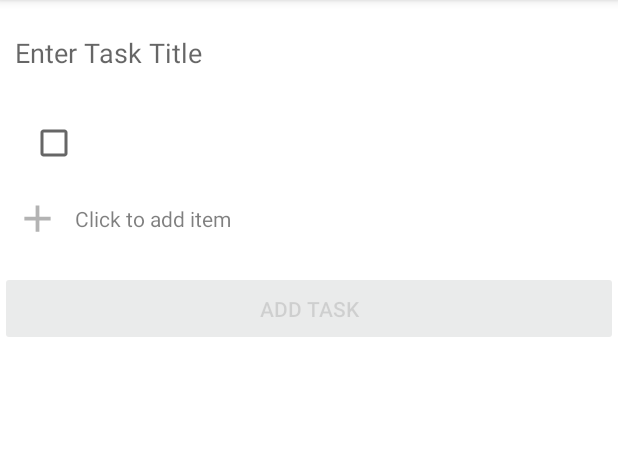
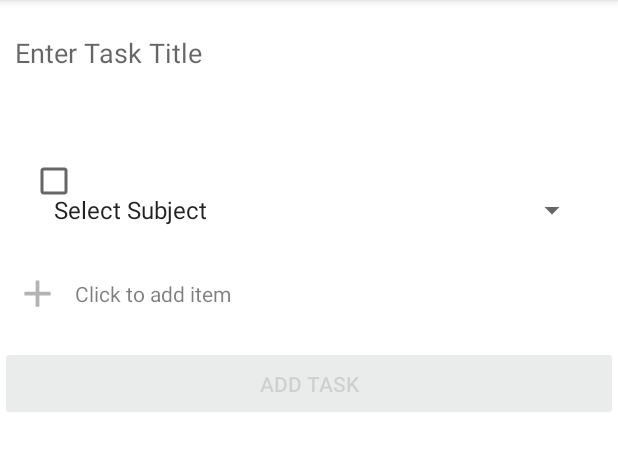
Before and after one commit to saraschandraa-m/june2020_keeptasks, an Android app: the AddTaskActivity screen opened directly, with no data from a screen before it, after a tap on "Click to add item", on a phone screen of 412 x 824 dp, the part 84-555 px from its top. Run offline under Robolectric (Android 15) with nearby library versions, the phone set to English and light mode, and no system bars.

```diff
--- a/app/src/main/java/com/appstone/keeptask/AddTaskActivity.java
+++ b/app/src/main/java/com/appstone/keeptask/AddTaskActivity.java
@@ -8,10 +8,13 @@ import android.text.Editable;
 import android.text.TextWatcher;
 import android.view.LayoutInflater;
 import android.view.View;
+import android.widget.AdapterView;
+import android.widget.ArrayAdapter;
 import android.widget.Button;
 import android.widget.EditText;
 import android.widget.ImageView;
 import android.widget.LinearLayout;
+import android.widget.Spinner;
 
 import java.util.ArrayList;
 
@@ -29,6 +32,9 @@ public class AddTaskActivity extends AppCompatActivity {
     private ArrayList<Items> items;
 
     private DBHelper dbHelper;
+
+    String selectedSubject = "";
+    String selectedCredit = "";
 
     @Override
     protected void onCreate(Bundle savedInstanceState) {
@@ -62,7 +68,55 @@ public class AddTaskActivity extends AppCompatActivity {
         final EditText mEtItem = view1.findViewById(R.id.et_insert_item);
         final ImageView mIvDone = view1.findViewById(R.id.iv_insert_done);
 
+        Spinner mSpnSubjects = view1.findViewById(R.id.spn_subjects);
+        final Spinner mSpnCredits = view1.findViewById(R.id.spn_credits);
+
         mIvDone.setVisibility(View.GONE);
+
+        mSpnCredits.setVisibility(View.GONE);
+
+        final String[] subjectsArray = getResources().getStringArray(R.array.subjects);
+
+
+        ArrayAdapter<String> subjectAdapter = new ArrayAdapter<String>(AddTaskActivity.this, android.R.layout.simple_list_item_1, subjectsArray);
+        mSpnSubjects.setAdapter(subjectAdapter);
+
+        mSpnSubjects.setOnItemSelectedListener(new AdapterView.OnItemSelectedListener() {
+            @Override
+            public void onItemSelected(AdapterView<?> adapterView, View view, int position, long l) {
+                if (position > 0) {
+                    mSpnCredits.setVisibility(View.VISIBLE);
+
+                    selectedSubject = subjectsArray[position];
+                    String[] creditsArray = getResources().getStringArray(R.array.credits);
+
+                    ArrayAdapter<String> creditsAdapter = new ArrayAdapter<String>(AddTaskActivity.this, android.R.layout.simple_list_item_1, creditsArray);
+
+                    mSpnCredits.setAdapter(creditsAdapter);
+                } else {
+                    mSpnCredits.setVisibility(View.GONE);
+                }
+            }
+
+            @Override
+            public void onNothingSelected(AdapterView<?> adapterView) {
+
+            }
+        });
+
+        mSpnCredits.setOnItemSelectedListener(new AdapterView.OnItemSelectedListener() {
+            @Override
+            public void onItemSelected(AdapterView<?> adapterView, View view, int i, long l) {
+                if (i > 0) {
+                    mIvDone.setVisibility(View.VISIBLE);
+                }
+            }
+
+            @Override
+            public void onNothingSelected(AdapterView<?> adapterView) {
+
+            }
+        });
 
 
         mEtItem.addTextChangedListener(new TextWatcher() {
--- a/app/src/main/res/layout/cell_insert_item.xml
+++ b/app/src/main/res/layout/cell_insert_item.xml
@@ -32,4 +32,24 @@
         android:layout_toEndOf="@+id/ch_insert_item"
         android:background="#ffffff" />
 
+    <LinearLayout
+        android:layout_width="match_parent"
+        android:layout_height="wrap_content"
+        android:layout_below="@+id/et_insert_item"
+        android:orientation="vertical">
+
+
+        <Spinner
+            android:id="@+id/spn_subjects"
+            android:layout_width="match_parent"
+            android:layout_height="50dp" />
+
+
+        <Spinner
+            android:id="@+id/spn_credits"
+            android:layout_width="match_parent"
+            android:layout_height="50dp" />
+
+    </LinearLayout>
+
 </RelativeLayout>
--- a/app/src/main/res/values/strings.xml
+++ b/app/src/main/res/values/strings.xml
@@ -1,3 +1,19 @@
 <resources>
     <string name="app_name">KeepTask</string>
+
+
+    <string-array name="subjects">
+        <item>Select Subject</item>
+        <item>Datastructures</item>
+        <item>Machine Learning</item>
+        <item>DataScience</item>
+    </string-array>
+
+
+    <string-array name="credits">
+        <item>Select Credit</item>
+        <item>1.0</item>
+        <item>2.0</item>
+        <item>3.0</item>
+    </string-array>
 </resources>
```
